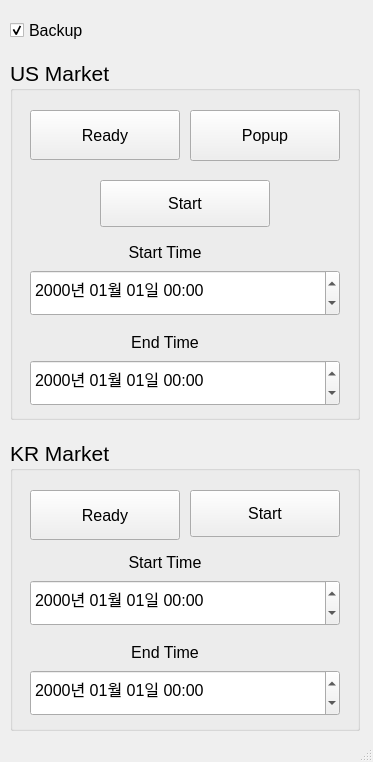
The window that pm/templates/main.ui (LeoHNLee/portfolio_manager) describes before a commit, drawn with Qt 5.
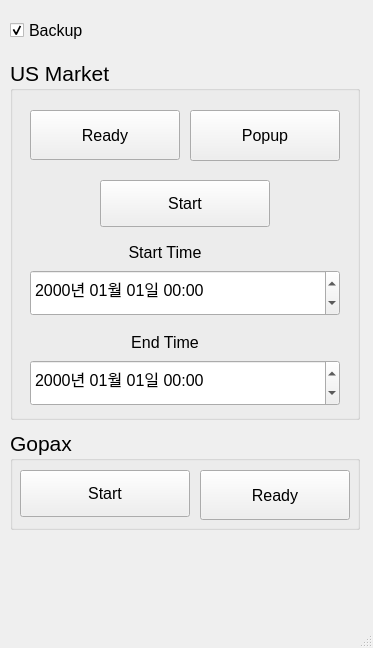
The same window after the commit.

Commit message: feat: gopax

Diff of the .ui file:
```diff
--- a/pm/templates/main.ui
+++ b/pm/templates/main.ui
@@ -10,7 +10,7 @@
     <x>0</x>
     <y>0</y>
     <width>373</width>
-    <height>762</height>
+    <height>648</height>
    </rect>
   </property>
   <property name="windowTitle">
@@ -183,154 +183,6 @@
      </property>
     </widget>
    </widget>
-   <widget class="QGroupBox" name="KR">
-    <property name="geometry">
-     <rect>
-      <x>10</x>
-      <y>440</y>
-      <width>350</width>
-      <height>291</height>
-     </rect>
-    </property>
-    <property name="font">
-     <font>
-      <pointsize>16</pointsize>
-     </font>
-    </property>
-    <property name="title">
-     <string>KR Market</string>
-    </property>
-    <widget class="QLabel" name="label_7">
-     <property name="geometry">
-      <rect>
-       <x>20</x>
-       <y>190</y>
-       <width>270</width>
-       <height>44</height>
-      </rect>
-     </property>
-     <property name="font">
-      <font>
-       <pointsize>12</pointsize>
-      </font>
-     </property>
-     <property name="text">
-      <string>End Time</string>
-     </property>
-     <property name="alignment">
-      <set>Qt::AlignCenter</set>
-     </property>
-     <property name="wordWrap">
-      <bool>false</bool>
-     </property>
-    </widget>
-    <widget class="QDateTimeEdit" name="KRStartTime_dt">
-     <property name="geometry">
-      <rect>
-       <x>20</x>
-       <y>140</y>
-       <width>310</width>
-       <height>46</height>
-      </rect>
-     </property>
-     <property name="font">
-      <font>
-       <pointsize>12</pointsize>
-      </font>
-     </property>
-     <property name="dateTime">
-      <datetime>
-       <hour>0</hour>
-       <minute>0</minute>
-       <second>0</second>
-       <year>2000</year>
-       <month>1</month>
-       <day>1</day>
-      </datetime>
-     </property>
-     <property name="displayFormat">
-      <string>yyyy년 MM월 dd일 hh:mm</string>
-     </property>
-    </widget>
-    <widget class="QDateTimeEdit" name="KREndTime_dt">
-     <property name="geometry">
-      <rect>
-       <x>20</x>
-       <y>230</y>
-       <width>310</width>
-       <height>46</height>
-      </rect>
-     </property>
-     <property name="font">
-      <font>
-       <pointsize>12</pointsize>
-      </font>
-     </property>
-     <property name="displayFormat">
-      <string>yyyy년 MM월 dd일 hh:mm</string>
-     </property>
-    </widget>
-    <widget class="QPushButton" name="KRStart_pb">
-     <property name="geometry">
-      <rect>
-       <x>180</x>
-       <y>50</y>
-       <width>150</width>
-       <height>47</height>
-      </rect>
-     </property>
-     <property name="font">
-      <font>
-       <pointsize>12</pointsize>
-      </font>
-     </property>
-     <property name="text">
-      <string>Start</string>
-     </property>
-    </widget>
-    <widget class="QLabel" name="label_8">
-     <property name="geometry">
-      <rect>
-       <x>20</x>
-       <y>100</y>
-       <width>270</width>
-       <height>44</height>
-      </rect>
-     </property>
-     <property name="font">
-      <font>
-       <pointsize>12</pointsize>
-      </font>
-     </property>
-     <property name="text">
-      <string>Start Time</string>
-     </property>
-     <property name="alignment">
-      <set>Qt::AlignCenter</set>
-     </property>
-     <property name="wordWrap">
-      <bool>false</bool>
-     </property>
-    </widget>
-    <widget class="QPushButton" name="KRReady_pb">
-     <property name="geometry">
-      <rect>
-       <x>20</x>
-       <y>50</y>
-       <width>150</width>
-       <height>50</height>
-      </rect>
-     </property>
-     <property name="font">
-      <font>
-       <pointsize>12</pointsize>
-      </font>
-     </property>
-     <property name="text">
-      <string>Ready</string>
-     </property>
-    </widget>
-   </widget>
    <widget class="QCheckBox" name="Backup_cb">
     <property name="geometry">
      <rect>
@@ -355,6 +207,60 @@
      <bool>true</bool>
     </property>
    </widget>
+   <widget class="QGroupBox" name="Gopax">
+    <property name="geometry">
+     <rect>
+      <x>10</x>
+      <y>430</y>
+      <width>350</width>
+      <height>100</height>
+     </rect>
+    </property>
+    <property name="font">
+     <font>
+      <pointsize>16</pointsize>
+     </font>
+    </property>
+    <property name="title">
+     <string>Gopax</string>
+    </property>
+    <widget class="QPushButton" name="GopaxStart_pb">
+     <property name="geometry">
+      <rect>
+       <x>10</x>
+       <y>40</y>
+       <width>170</width>
+       <height>47</height>
+      </rect>
+     </property>
+     <property name="font">
+      <font>
+       <pointsize>12</pointsize>
+      </font>
+     </property>
+     <property name="text">
+      <string>Start</string>
+     </property>
+    </widget>
+    <widget class="QPushButton" name="GopaxReady_pb">
+     <property name="geometry">
+      <rect>
+       <x>190</x>
+       <y>40</y>
+       <width>150</width>
+       <height>50</height>
+      </rect>
+     </property>
+     <property name="font">
+      <font>
+       <pointsize>12</pointsize>
+      </font>
+     </property>
+     <property name="text">
+      <string>Ready</string>
+     </property>
+    </widget>
+   </widget>
   </widget>
   <widget class="QStatusBar" name="statusbar"/>
  </widget>
```
The commit also changes 3 other files.
